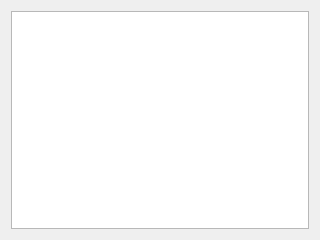
Above: server/gui/ui/test.ui from Howest-AdvMathProg/project-2021-Joren-vanGoethem before the change. Below: the same form after it.
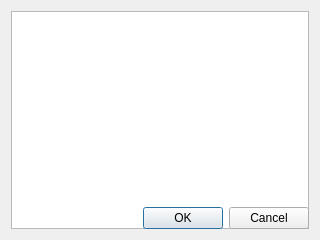
That is the form after the change.

Commit message: test non blocking window

Patch:
```diff
--- a/server/gui/ui/test.ui
+++ b/server/gui/ui/test.ui
@@ -1,7 +1,7 @@
 <?xml version="1.0" encoding="UTF-8"?>
 <ui version="4.0">
- <class>Form</class>
- <widget class="QWidget" name="Form">
+ <class>Dialog</class>
+ <widget class="QDialog" name="Dialog">
   <property name="geometry">
    <rect>
     <x>0</x>
@@ -14,9 +14,19 @@
    <string>Form</string>
   </property>
   <layout class="QGridLayout" name="gridLayout">
-   <item row="0" column="0">
+   <item row="0" column="0" rowspan="2" colspan="2">
     <widget class="QTextEdit" name="textEdit"/>
    </item>
+   <item row="1" column="1">
+    <widget class="QDialogButtonBox" name="buttonBox">
+     <property name="orientation">
+      <enum>Qt::Horizontal</enum>
+     </property>
+     <property name="standardButtons">
+      <set>QDialogButtonBox::Cancel|QDialogButtonBox::Ok</set>
+     </property>
+    </widget>
+   </item>
   </layout>
  </widget>
  <resources/>
```
Left out of the diff: 37 changed lines with no effect on the pictures. The commit also changes 1 other file.
